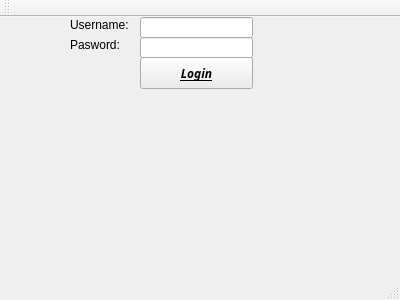
Qt form GUI/mainwindow.ui (Laucksy/CS-205-Project) before a commit.
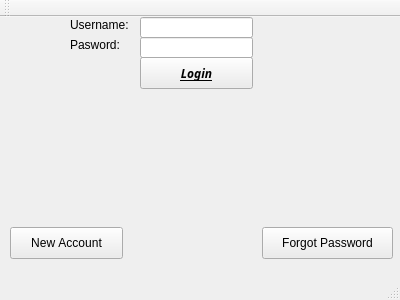
The same form after that commit. Icons and pictures are not drawn.

The edit to the form file:
```diff
--- a/GUI/mainwindow.ui
+++ b/GUI/mainwindow.ui
@@ -270,6 +270,32 @@
      </rect>
     </property>
    </widget>
+   <widget class="QPushButton" name="pushButton_2">
+    <property name="geometry">
+     <rect>
+      <x>10</x>
+      <y>210</y>
+      <width>113</width>
+      <height>32</height>
+     </rect>
+    </property>
+    <property name="text">
+     <string>New Account</string>
+    </property>
+   </widget>
+   <widget class="QPushButton" name="pushButton_3">
+    <property name="geometry">
+     <rect>
+      <x>262</x>
+      <y>210</y>
+      <width>131</width>
+      <height>32</height>
+     </rect>
+    </property>
+    <property name="text">
+     <string>Forgot Password</string>
+    </property>
+   </widget>
   </widget>
   <widget class="QMenuBar" name="menuBar">
    <property name="geometry">
```
